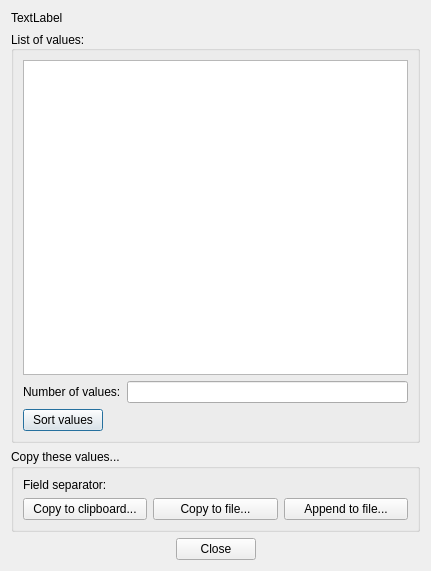
squey/squey, file libpvguiqt/src/PVListDisplayDlg.ui: the form before one commit.
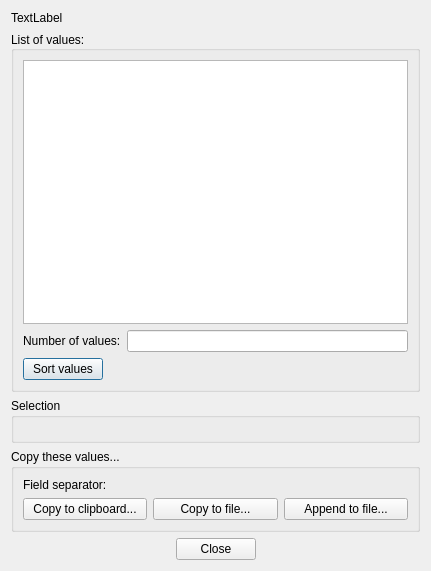
The form after the commit. Custom widgets are drawn as their Qt base class.

Commit message:
[PVGuiQt] list stat view enhancement
a range picker has been added to permit more precise selections based
on count or on frequency.

What changed in the file:
```diff
--- a/libpvguiqt/src/PVListDisplayDlg.ui
+++ b/libpvguiqt/src/PVListDisplayDlg.ui
@@ -97,6 +97,19 @@
      </layout>
     </widget>
    </item>
+   <item>
+    <widget class="QGroupBox" name="_select_groupbox">
+     <property name="minimumSize">
+      <size>
+       <width>0</width>
+       <height>45</height>
+      </size>
+     </property>
+     <property name="title">
+      <string>Selection</string>
+     </property>
+    </widget>
+   </item>
    <item>
     <widget class="QGroupBox" name="groupBox_2">
      <property name="title">
```
The commit also changes 5 other files.
